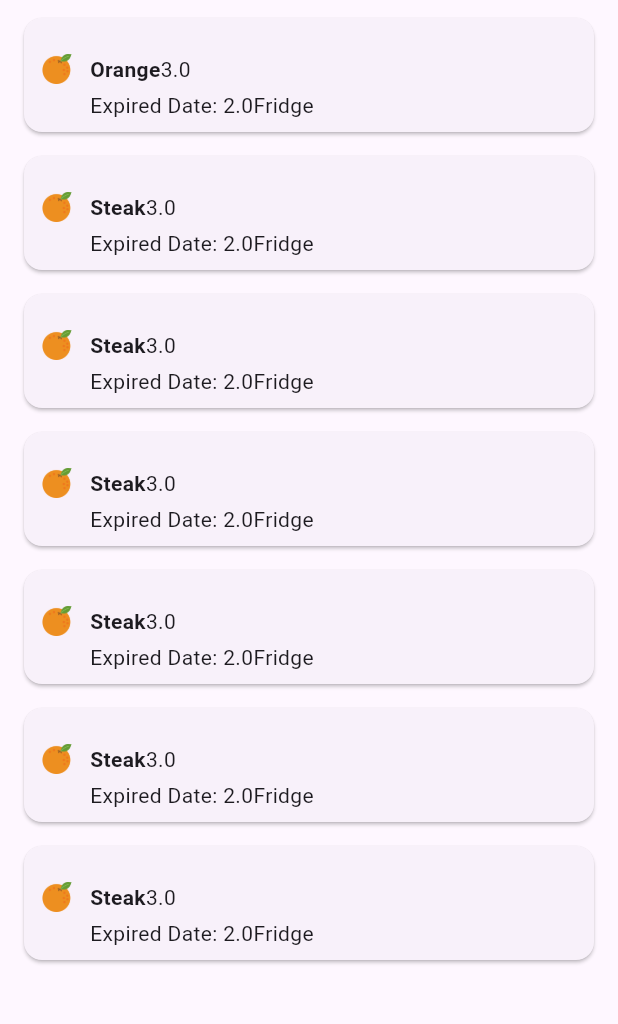
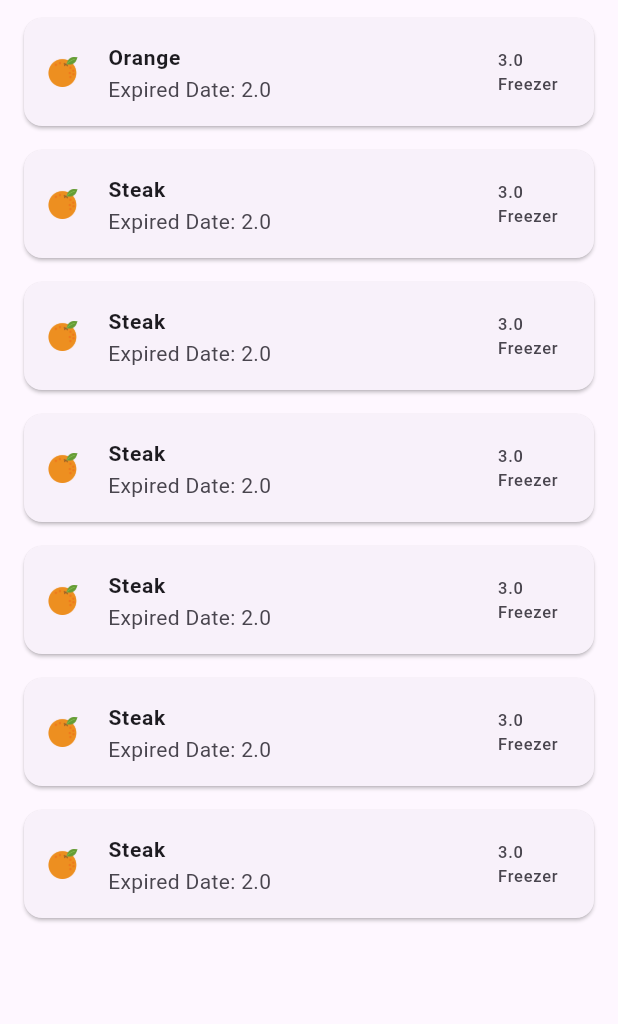
Before and after one commit to MayuriXx/flutter_manage_food, a Flutter app: the screen it shows after launch, on a phone screen of 412 x 824 dp, the part 84-1108 px from its top. Run offline on Flutter 3.47's test engine with Material 3 defaults, Android fonts, the phone set to English and light mode, and no system bars.

Commit message:
feat: change food card widget

```diff
--- a/lib/presentations/widgets/food_card_widget.dart
+++ b/lib/presentations/widgets/food_card_widget.dart
@@ -1,5 +1,4 @@
 import 'package:flutter/material.dart';
-import 'package:flutter_manage_food/core/utils/constants.dart';
 
 class FoodCardWidget extends StatelessWidget {
   const FoodCardWidget({
@@ -20,58 +19,34 @@ class FoodCardWidget extends StatelessWidget {
   @override
   Widget build(BuildContext context) {
     return Card(
-      child: Column(
-        mainAxisSize: MainAxisSize.min,
-        children: [
-          Padding(
-            padding: const EdgeInsets.only(
-              left: 12.0,
-              top: 24.0,
-            ),
-            child: Row(
-              children: [
-                Image.asset(
+      child: ListTile(
+        leading: Image.asset(
           picture,
           width: 20,
           height: 20,
         ),
-                Padding(
-                  padding: const EdgeInsets.only(
-                    left: 12.0,
-                  ),
-                  child: Text(
+        title: Text(
           name,
           style: const TextStyle(
             fontSize: 14,
             fontWeight: FontWeight.bold,
           ),
         ),
-                ),
+        trailing: Column(
+          crossAxisAlignment: CrossAxisAlignment.start,
+          mainAxisAlignment: MainAxisAlignment.center,
+          children: [
             Text(
               quantity.toString(),
             ),
-              ],
-            ),
-          ),
-          Padding(
-            padding: const EdgeInsets.only(
-              left: 44.0,
-              bottom: 8.0,
-              top: 4.0,
-            ),
-            child: Row(
-              children: [
-                const Text('Expired Date: '),
             Text(
-                  expiredDate.toString(),
-                ),
-                const Text(
-                  Place.fridge,
+              place,
             ),
           ],
         ),
+        subtitle: Text(
+          'Expired Date: $expiredDate',
         ),
-        ],
       ),
     );
   }
```
Lines whose indentation alone changed are shown as unchanged.
